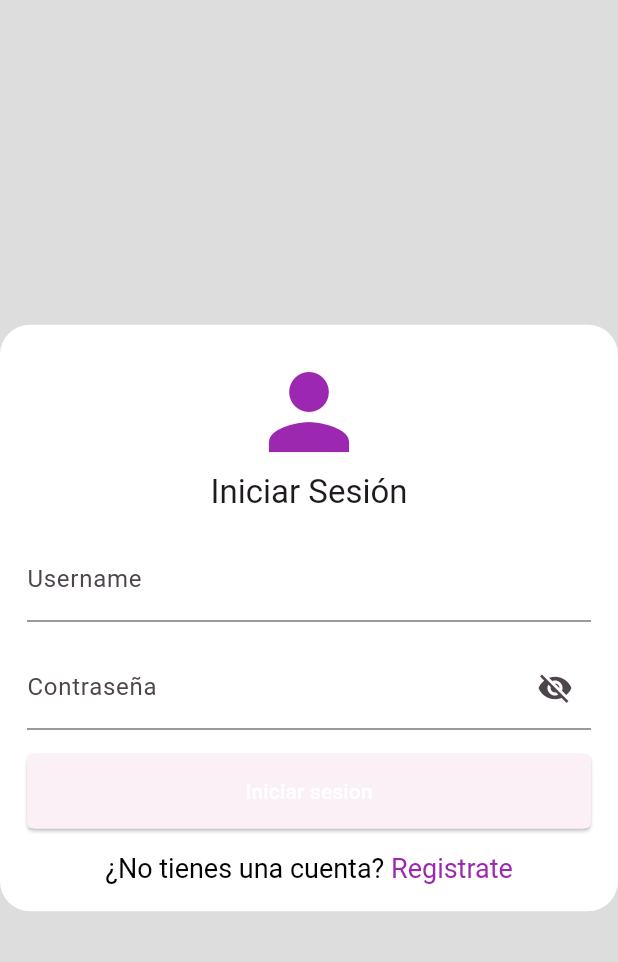
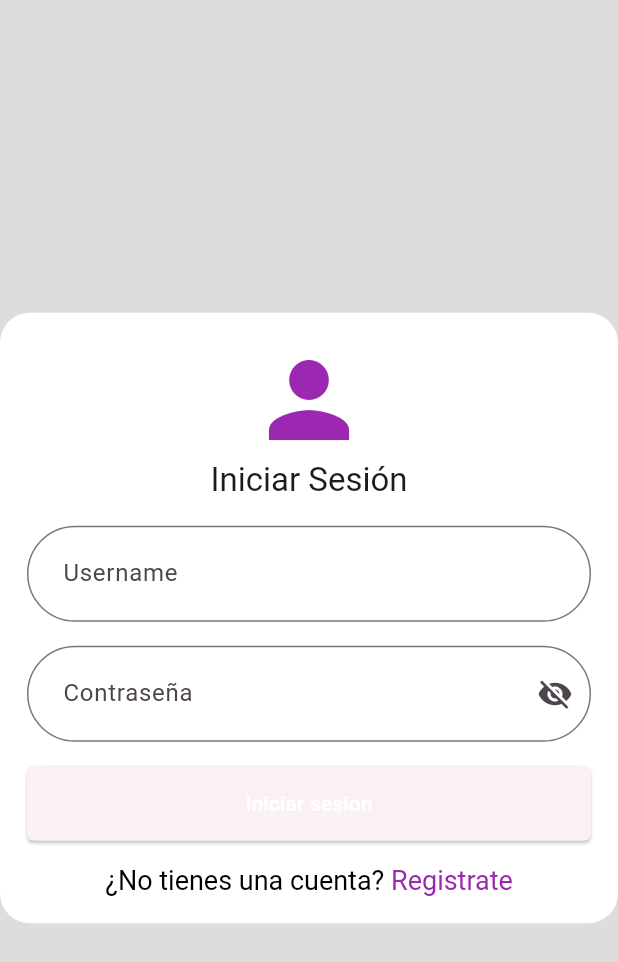
Before and after one commit to kenshimota/flutter-app-ERP, a Flutter app: the screen it shows after launch, on a phone screen of 412 x 824 dp. Shown: the top 962 px of the screen. Run offline on Flutter 3.47's test engine with Material 2 defaults, Android fonts, the phone set to English and light mode, and no system bars; our stand-ins replace flutter_dotenv, go_router, logger, mask_text_input_formatter; missing offline and left inert: validatorless.

Commit message:
se agrego un thema, en el cual tambien esta un iconp

```diff
--- a/lib/main.dart
+++ b/lib/main.dart
@@ -40,6 +40,16 @@ class MyApp extends StatelessWidget {
           onPrimary: Colors.purple,
         ),
 
+        iconTheme: const IconThemeData(color: Colors.purple),
+
+        inputDecorationTheme: InputDecorationTheme(
+          iconColor: Colors.purple,
+          contentPadding: const EdgeInsets.all(20),
+          border: OutlineInputBorder(
+            borderRadius: BorderRadius.circular(100.0),
+          ),
+        ),
+
         scaffoldBackgroundColor: const Color(0xFFdddddd),
         /*Color.fromARGB(
             255, 218, 200, 250), // const Color(0xFFDDDDDD),*/
```
